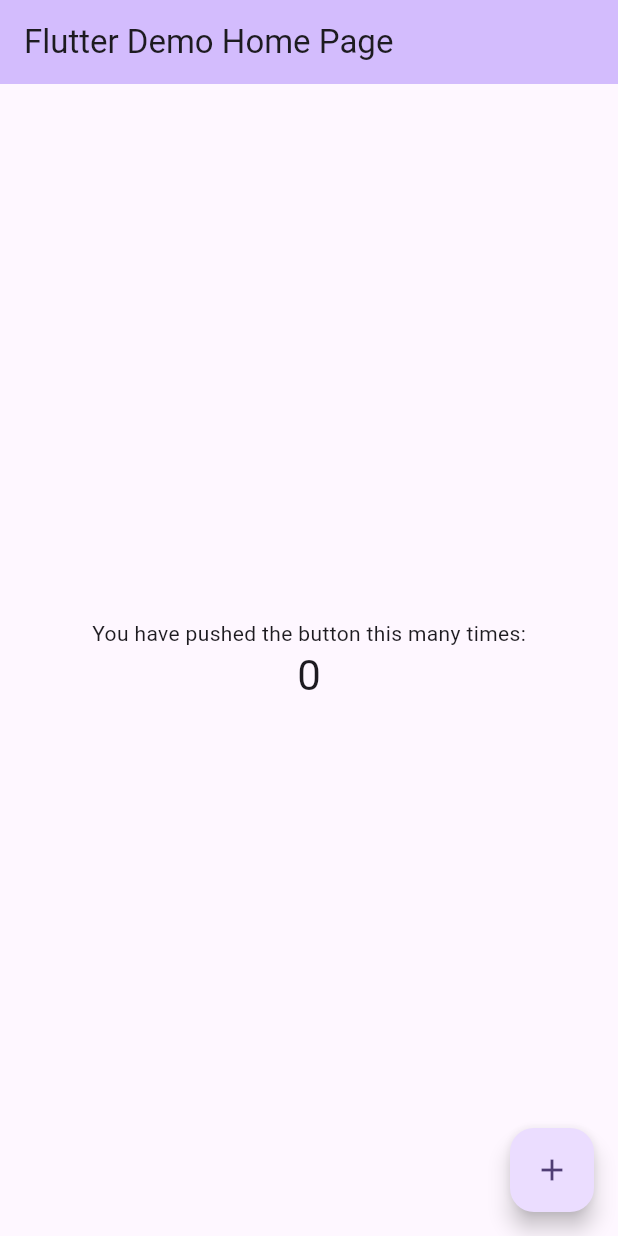
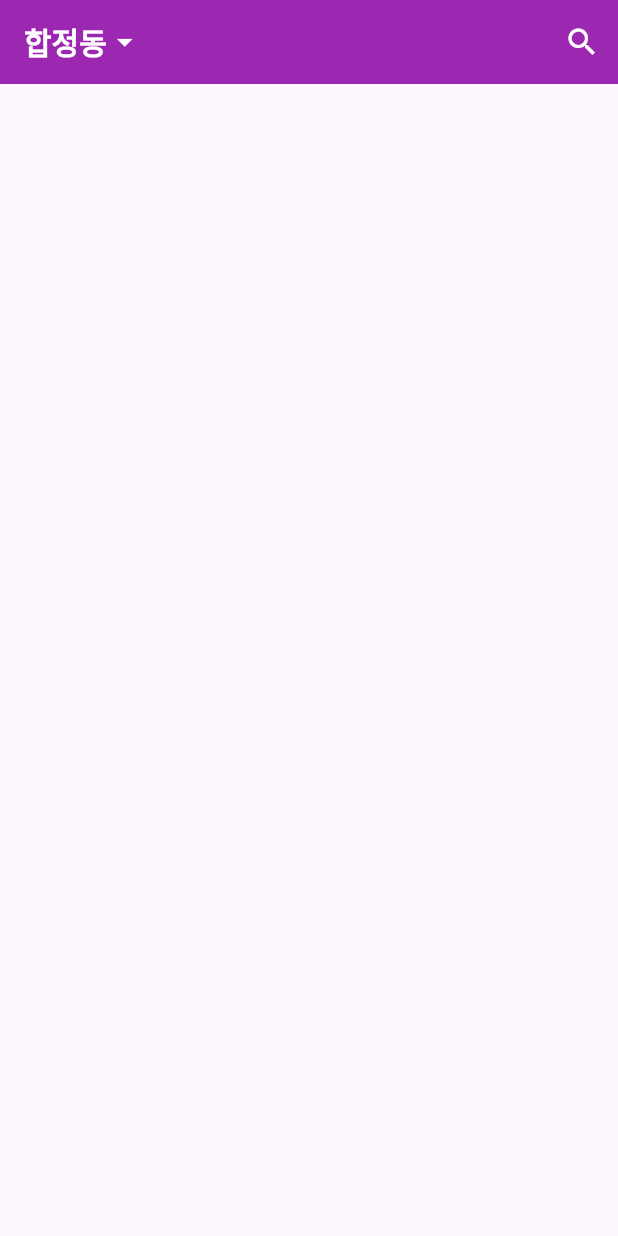
Before and after one commit to croppedeyebrow/Flutter_ResailMarket_practice, a Flutter app: the screen it shows after launch, on a phone screen of 412 x 824 dp. Run offline on Flutter 3.47's test engine with Material 3 defaults, Android fonts, the phone set to English and light mode, and no system bars.

Commit message:
홈화면

```diff
--- a/lib/main.dart
+++ b/lib/main.dart
@@ -1,125 +1,28 @@
 import 'package:flutter/material.dart';
+import 'package:flutter_resailmarketpractice/page/resailhome.dart';
 
 void main() {
   runApp(const MyApp());
 }
 
 class MyApp extends StatelessWidget {
-  const MyApp({super.key});
+  const MyApp({Key? key}) : super(key: key); // 생성자 형식 수정
 
-  // This widget is the root of your application.
   @override
   Widget build(BuildContext context) {
     return MaterialApp(
       title: 'Flutter Demo',
       theme: ThemeData(
-        // This is the theme of your application.
-        //
-        // TRY THIS: Try running your application with "flutter run". You'll see
-        // the application has a purple toolbar. Then, without quitting the app,
-        // try changing the seedColor in the colorScheme below to Colors.green
-        // and then invoke "hot reload" (save your changes or press the "hot
-        // reload" button in a Flutter-supported IDE, or press "r" if you used
-        // the command line to start the app).
-        //
-        // Notice that the counter didn't reset back to zero; the application
-        // state is not lost during the reload. To reset the state, use hot
-        // restart instead.
-        //
-        // This works for code too, not just values: Most code changes can be
-        // tested with just a hot reload.
+        appBarTheme: const AppBarTheme(
+          backgroundColor: Colors.purple,
+          titleTextStyle: TextStyle(
+              color: Colors.white, fontSize: 20, fontWeight: FontWeight.bold),
+          iconTheme: IconThemeData(color: Colors.white),
+        ),
         colorScheme: ColorScheme.fromSeed(seedColor: Colors.deepPurple),
         useMaterial3: true,
       ),
-      home: const MyHomePage(title: 'Flutter Demo Home Page'),
+      home: ResailHome(), // 쉼표(,)로 수정
     );
   }
 }
-
-class MyHomePage extends StatefulWidget {
-  const MyHomePage({super.key, required this.title});
-
-  // This widget is the home page of your application. It is stateful, meaning
-  // that it has a State object (defined below) that contains fields that affect
-  // how it looks.
-
-  // This class is the configuration for the state. It holds the values (in this
-  // case the title) provided by the parent (in this case the App widget) and
-  // used by the build method of the State. Fields in a Widget subclass are
-  // always marked "final".
-
-  final String title;
-
-  @override
-  State<MyHomePage> createState() => _MyHomePageState();
-}
-
-class _MyHomePageState extends State<MyHomePage> {
-  int _counter = 0;
-
-  void _incrementCounter() {
-    setState(() {
-      // This call to setState tells the Flutter framework that something has
-      // changed in this State, which causes it to rerun the build method below
-      // so that the display can reflect the updated values. If we changed
-      // _counter without calling setState(), then the build method would not be
-      // called again, and so nothing would appear to happen.
-      _counter++;
-    });
-  }
-
-  @override
-  Widget build(BuildContext context) {
-    // This method is rerun every time setState is called, for instance as done
-    // by the _incrementCounter method above.
-    //
-    // The Flutter framework has been optimized to make rerunning build methods
-    // fast, so that you can just rebuild anything that needs updating rather
-    // than having to individually change instances of widgets.
-    return Scaffold(
-      appBar: AppBar(
-        // TRY THIS: Try changing the color here to a specific color (to
-        // Colors.amber, perhaps?) and trigger a hot reload to see the AppBar
-        // change color while the other colors stay the same.
-        backgroundColor: Theme.of(context).colorScheme.inversePrimary,
-        // Here we take the value from the MyHomePage object that was created by
-        // the App.build method, and use it to set our appbar title.
-        title: Text(widget.title),
-      ),
-      body: Center(
-        // Center is a layout widget. It takes a single child and positions it
-        // in the middle of the parent.
-        child: Column(
-          // Column is also a layout widget. It takes a list of children and
-          // arranges them vertically. By default, it sizes itself to fit its
-          // children horizontally, and tries to be as tall as its parent.
-          //
-          // Column has various properties to control how it sizes itself and
-          // how it positions its children. Here we use mainAxisAlignment to
-          // center the children vertically; the main axis here is the vertical
-          // axis because Columns are vertical (the cross axis would be
-          // horizontal).
-          //
-          // TRY THIS: Invoke "debug painting" (choose the "Toggle Debug Paint"
-          // action in the IDE, or press "p" in the console), to see the
-          // wireframe for each widget.
-          mainAxisAlignment: MainAxisAlignment.center,
-          children: <Widget>[
-            const Text(
-              'You have pushed the button this many times:',
-            ),
-            Text(
-              '$_counter',
-              style: Theme.of(context).textTheme.headlineMedium,
-            ),
-          ],
-        ),
-      ),
-      floatingActionButton: FloatingActionButton(
-        onPressed: _incrementCounter,
-        tooltip: 'Increment',
-        child: const Icon(Icons.add),
-      ), // This trailing comma makes auto-formatting nicer for build methods.
-    );
-  }
-}
--- /dev/null
+++ b/lib/page/resailhome.dart
@@ -0,0 +1,51 @@
+import 'package:flutter/material.dart';
+
+// StatefulWidget을 상속받는 ResailHome 클래스 선언
+class ResailHome extends StatefulWidget {
+  // 생성자에서 key를 optional로 받음
+  ResailHome({Key? key}) : super(key: key);
+
+  // createState 메서드를 오버라이드하여 _ResailHomeState 인스턴스를 반환
+  @override
+  _ResailHomeState createState() => _ResailHomeState();
+}
+
+// State를 상속받는 _ResailHomeState 클래스 선언
+class _ResailHomeState extends State<ResailHome> {
+  // build 메서드를 오버라이드하여 UI를 그림
+  @override
+  Widget build(BuildContext context) {
+    // Scaffold 위젯을 반환하여 기본 레이아웃을 제공
+    return Scaffold(
+      // AppBar를 생성하여 앱의 상단 바를 제공
+      appBar: AppBar(
+        // InkWell 위젯을 사용하여 탭 가능한 영역을 생성
+        title: GestureDetector(
+          // onTap 이벤트 핸들러를 설정하여 클릭 시 "click"을 콘솔에 출력
+          onTap: () {
+            print("click");
+          },
+          // Row 위젯을 사용하여 자식 위젯들을 가로로 배열
+          child: Row(
+            children: [
+              // Text 위젯을 사용하여 '합정동' 텍스트를 표시
+              Text('합정동'),
+              // Icon 위젯을 사용하여 아래 화살표 아이콘을 표시
+              Icon(Icons.arrow_drop_down),
+            ],
+          ),
+        ),
+        // actions 속성을 사용하여 AppBar의 우측에 표시될 위젯들을 설정 (현재는 비어있음)
+        //actions 속성은 List타입.
+        actions: [
+          IconButton(
+            onPressed: () {},
+            icon: Icon(Icons.search),
+          )
+        ],
+      ),
+    );
+  }
+}
+
+//여기 위젯에만 스타일과 배경색을 정해주게 되면, 매 페이지의 appBar를 수정해줘야 한다.
```
